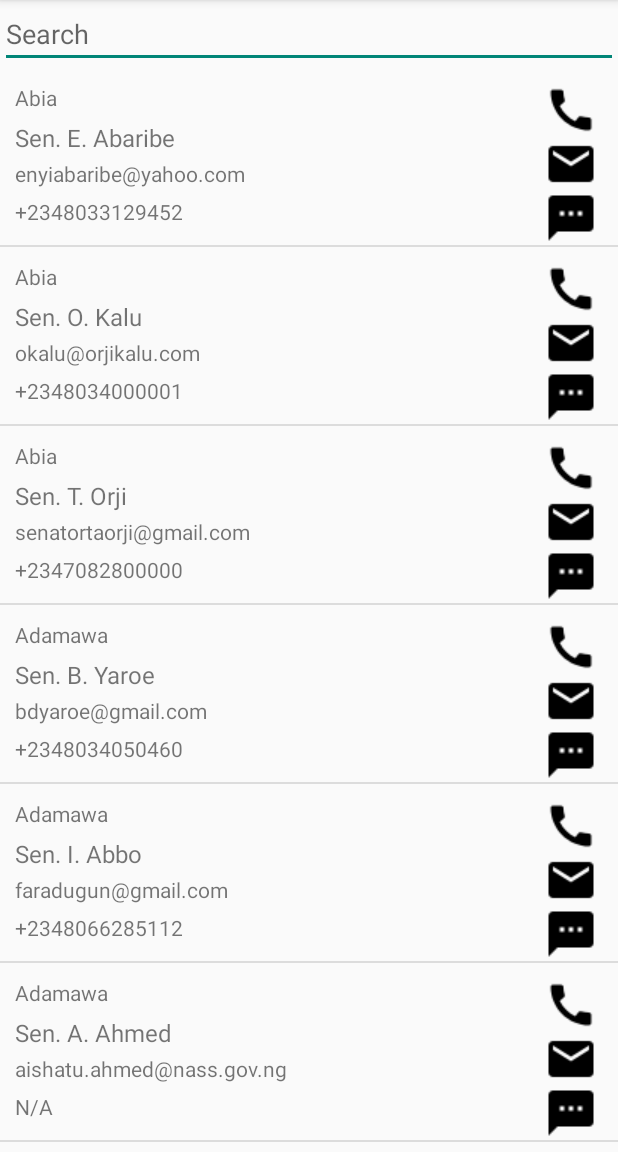
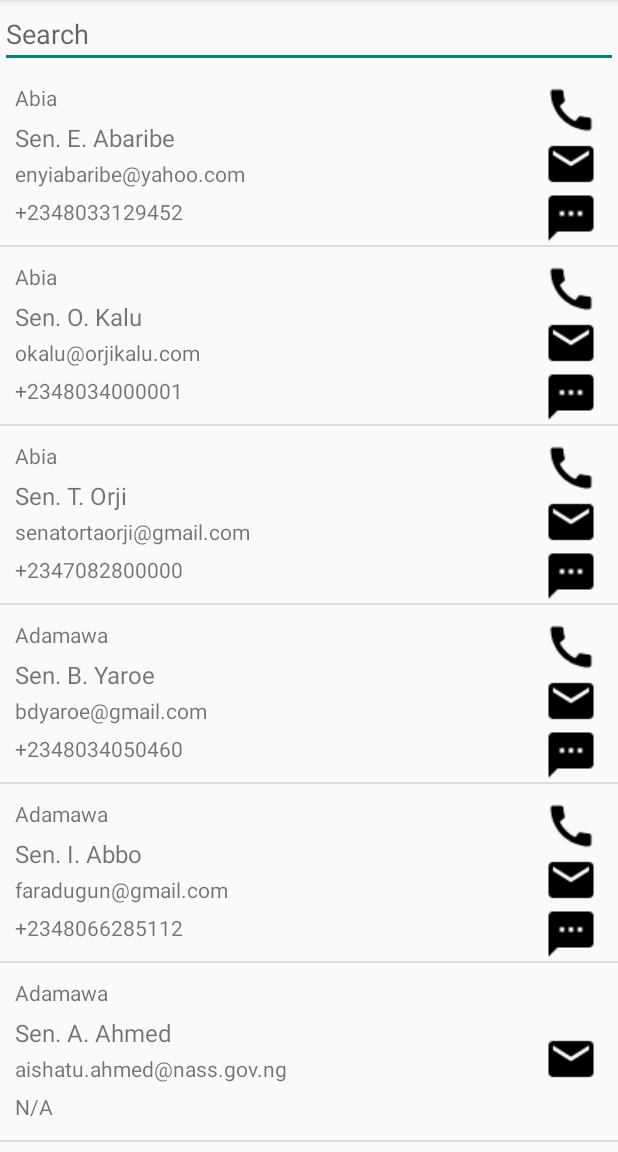
Before and after one commit to chygoz2/Nigerian-Senators-Phonebook, an Android app: the screen it shows after launch (MainActivity), on a phone screen of 412 x 824 dp, the part 84-1236 px from its top. Run offline under Robolectric (Android 15) with nearby library versions, the phone set to English and light mode, and no system bars.

Commit message:
Hid call and sms buttons for entries without phone number

```diff
--- a/app/src/main/java/com/chigozie/nigeriansenatorsphonebook/MyCustomRecyclerViewAdapter.java
+++ b/app/src/main/java/com/chigozie/nigeriansenatorsphonebook/MyCustomRecyclerViewAdapter.java
@@ -63,9 +63,14 @@ public class MyCustomRecyclerViewAdapter extends RecyclerView.Adapter<MyCustomRe
         phone.setText(phoneNumber);
         state.setText(cursor.getString(4));
 
+        ImageView emailIcon = view.findViewById(R.id.emailIcon);
         ImageView callIcon = view.findViewById(R.id.callIcon);
-        ImageView emailIcon = view.findViewById(R.id.emailIcon);
         ImageView textIcon = view.findViewById(R.id.textIcon);
+
+        if (phoneNumber.equals("N/A")) {
+            callIcon.setVisibility(View.INVISIBLE);
+            textIcon.setVisibility(View.INVISIBLE);
+        }
 
         callIcon.setOnClickListener(new View.OnClickListener() {
             @Override
```
